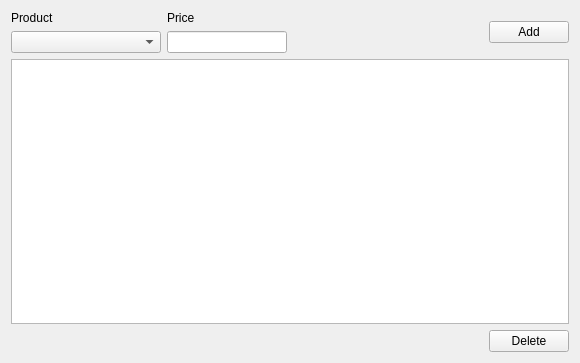
softwaredevPK/CompanyManager, file gui_windows/price_tables_widget.ui: the form before one commit.
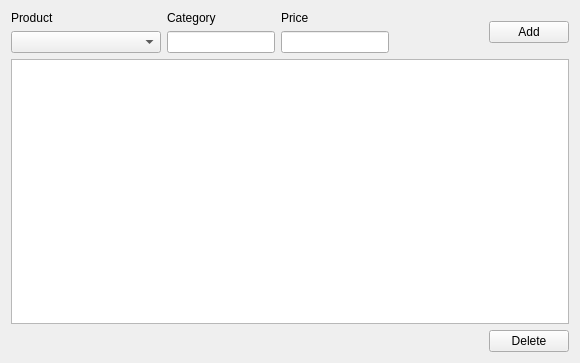
The form after the commit.

Commit message: PriceTableWidget model finished + related updates in db_model has been made

What changed in the file:
```diff
--- a/gui_windows/price_tables_widget.ui
+++ b/gui_windows/price_tables_widget.ui
@@ -16,24 +16,34 @@
   <layout class="QVBoxLayout" name="verticalLayout">
    <item>
     <layout class="QGridLayout" name="gridLayout">
-     <item row="0" column="1">
+     <item row="0" column="3" rowspan="2">
+      <spacer name="horizontalSpacer_2">
+       <property name="orientation">
+        <enum>Qt::Horizontal</enum>
+       </property>
+       <property name="sizeHint" stdset="0">
+        <size>
+         <width>40</width>
+         <height>20</height>
+        </size>
+       </property>
+      </spacer>
+     </item>
+     <item row="0" column="0">
+      <widget class="QLabel" name="product_DW">
+       <property name="text">
+        <string>Product</string>
+       </property>
+      </widget>
+     </item>
+     <item row="0" column="2">
       <widget class="QLabel" name="price_DW">
        <property name="text">
         <string>Price</string>
        </property>
       </widget>
      </item>
-     <item row="1" column="1">
-      <widget class="QLineEdit" name="price_IW">
-       <property name="maximumSize">
-        <size>
-         <width>120</width>
-         <height>16777215</height>
-        </size>
-       </property>
-      </widget>
-     </item>
-     <item row="0" column="3" rowspan="2">
+     <item row="0" column="4" rowspan="2">
       <widget class="QPushButton" name="add_B">
        <property name="text">
         <string>Add</string>
@@ -50,25 +60,32 @@
        </property>
       </widget>
      </item>
-     <item row="0" column="0">
-      <widget class="QLabel" name="product_DW">
-       <property name="text">
-        <string>Product</string>
-       </property>
-      </widget>
-     </item>
-     <item row="0" column="2" rowspan="2">
-      <spacer name="horizontalSpacer_2">
-       <property name="orientation">
-        <enum>Qt::Horizontal</enum>
-       </property>
-       <property name="sizeHint" stdset="0">
+     <item row="1" column="2">
+      <widget class="QLineEdit" name="price_IW">
+       <property name="maximumSize">
         <size>
-         <width>40</width>
-         <height>20</height>
+         <width>120</width>
+         <height>16777215</height>
         </size>
        </property>
-      </spacer>
+      </widget>
+     </item>
+     <item row="0" column="1">
+      <widget class="QLabel" name="category_DW">
+       <property name="text">
+        <string>Category</string>
+       </property>
+      </widget>
+     </item>
+     <item row="1" column="1">
+      <widget class="QLineEdit" name="category_IW">
+       <property name="enabled">
+        <bool>true</bool>
+       </property>
+       <property name="readOnly">
+        <bool>true</bool>
+       </property>
+      </widget>
      </item>
     </layout>
    </item>
```
Left out of the diff: 9 changed lines with no effect on the pictures. The commit also changes 6 other files.
